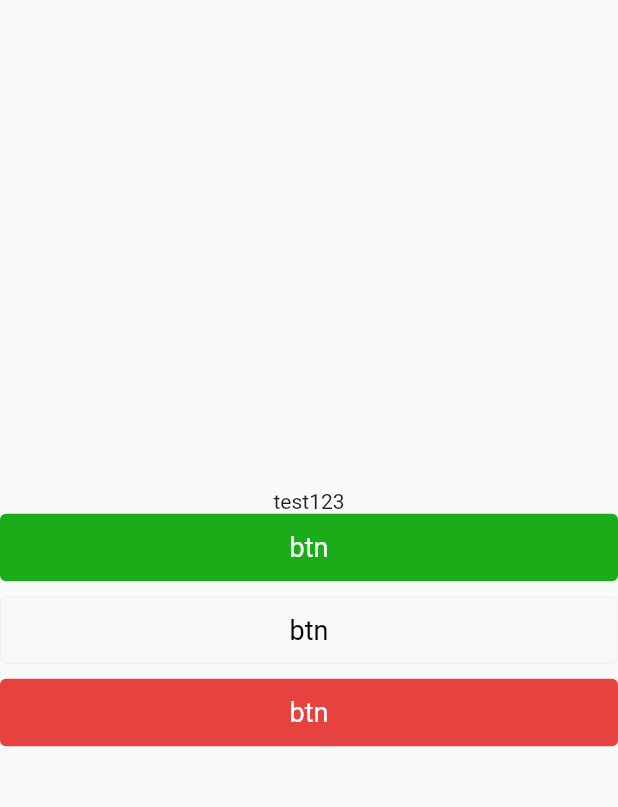
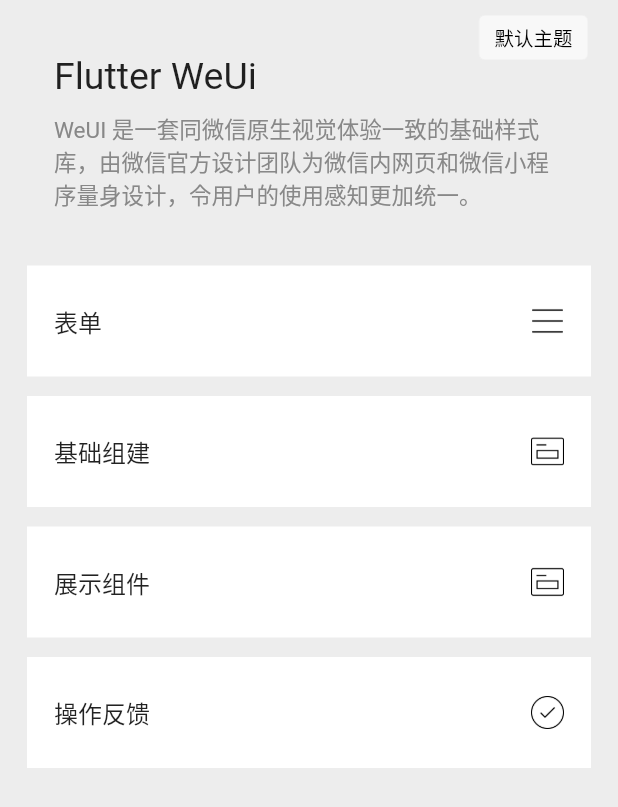
Before and after one commit to hello-coder-xu/yin_ui, a Flutter app: the screen it shows after launch, on a phone screen of 412 x 824 dp. Shown: the top 807 px of the screen. Run offline on Flutter 3.47's test engine with Material 2 defaults, Android fonts, the phone set to English and light mode, and no system bars.

Commit message:
update home page

```diff
--- a/lib/main.dart
+++ b/lib/main.dart
@@ -29,6 +29,7 @@ class _AppState extends State<App> {
               primaryColorDisabled: Color(0xff5cadff),
               warnColor: Color(0xfffb4343),
               warnColorDisabled: Color(0xfffaa7a3),
+              defaultBorderColor: Colors.white,
             ),
       weConfig: WeConfig(toastSuccessDuration: 5000),
       child: MaterialApp(
--- a/lib/views/index.dart
+++ b/lib/views/index.dart
@@ -1,7 +1,8 @@
 import 'package:flutter/material.dart';
 import 'package:ui/button/index.dart';
+import 'package:ui/collapse/index.dart';
+import 'package:ui/theme/index.dart';
 import 'package:ui/toast/index.dart';
-import 'package:ui/dialog/index.dart';
 
 ///主页
 class Index extends StatefulWidget {
@@ -14,61 +15,189 @@ class Index extends StatefulWidget {
 }
 
 class _IndexState extends State<Index> {
+  //标题padding
+  final double titlePadding = 36.0;
+
+  // 列表左右padding
+  final double listPadding = 18.0;
+
+  WeTheme theme;
+
+  //列表
+  final list = [
+    {
+      'title': '表单',
+      'icon': 'assets/images/index-icon/icon_nav_form.png',
+      'childer': [
+        {'title': 'Button', 'url': '/button'},
+        {'title': 'Checklist', 'url': '/checklist'},
+        {'title': 'Checkbox', 'url': '/checkbox'},
+        {'title': 'Radiolist', 'url': '/radiolist'},
+        {'title': 'Radio', 'url': '/radio'},
+        {'title': 'Input', 'url': '/input'},
+        {'title': 'Slider', 'url': '/slider'},
+        {'title': 'Uploader', 'url': null},
+        {'title': 'Switch', 'url': '/switch'},
+        {'title': 'PickerView', 'url': '/picker_view'}
+      ]
+    },
+    {
+      'title': '基础组建',
+      'icon': 'assets/images/index-icon/icon_nav_layout.png',
+      'childer': [
+        {'title': 'Badge', 'url': '/badge'},
+        {'title': 'Cell', 'url': '/cell'},
+        {'title': 'Grid', 'url': '/grid'},
+        {'title': 'Icons', 'url': '/icon'},
+        {'title': 'Loadmore', 'url': '/loadmore'},
+        {'title': 'Spin', 'url': '/spin'}
+      ]
+    },
+    {
+      'title': '展示组件',
+      'icon': 'assets/images/index-icon/icon_nav_layout.png',
+      'childer': [
+        {'title': 'Swipe', 'url': '/swipe'},
+        {'title': 'Progress', 'url': '/progress'},
+        {'title': 'Collapse', 'url': '/collapse'},
+        {'title': 'imagePreview', 'url': '/imagePreview'},
+        {'title': 'noticeBar', 'url': '/noticeBar'}
+      ]
+    },
+    {
+      'title': '操作反馈',
+      'icon': 'assets/images/index-icon/icon_nav_feedback.png',
+      'childer': [
+        {'title': 'Drawer', 'url': '/drawer'},
+        {'title': 'Actionsheet', 'url': '/actionsheet'},
+        {'title': 'Dialog', 'url': '/dialog'},
+        {'title': 'Toast', 'url': '/toast'},
+        {'title': 'notify', 'url': '/notify'},
+        {'title': 'tip', 'url': '/tip'}
+      ]
+    },
+  ];
+
+  bool isDefault = true;
+
+  @override
+  void didChangeDependencies() {
+    theme = WeUI.getTheme(context);
+    super.didChangeDependencies();
+  }
+
+  //主题切换
+  void toggleTheme() {
+    widget.toggleTheme();
+    setState(() {
+      isDefault = !isDefault;
+      WeToast.info(context)('当前为' + (isDefault ? '默认' : '自定义') + '主题');
+    });
+  }
+
+  //标题
+  Widget buildTitle(bool checked, int index, Widget child) {
+    return Opacity(
+      opacity: checked ? 0.5 : 1.0,
+      child: Padding(
+        padding: EdgeInsets.only(top: 25, bottom: 25, left: listPadding, right: listPadding),
+        child: Row(
+          children: <Widget>[
+            Expanded(child: child),
+            Image.asset(list[index]['icon'], height: 22.0),
+          ],
+        ),
+      ),
+    );
+  }
+
+  //item-子视图
+  List<Widget> renderSubItem(subList) {
+    final List<Widget> widgetList = [];
+
+    subList.forEach((it) {
+      final List<Widget> content = [];
+
+      //分界线
+      if (subList.indexOf(it) > 0) {
+        content.add(Divider(height: 1, color: theme.defaultBorderColor));
+      }
+
+      content.add(ListTile(
+        title: Text(it['title']),
+        trailing: Icon(Icons.keyboard_arrow_right),
+      ));
+
+      widgetList.add(Container(
+        child: Column(children: content),
+      ));
+    });
+    return widgetList;
+  }
+
+  //内容
+  Widget buildContent(bool checked, int index, Widget child) {
+    return child;
+  }
+
   @override
   Widget build(BuildContext context) {
+    final List<WeCollapseItem> children = [];
+
+    final theme = WeUI.getTheme(context);
+
+    list.forEach((it) {
+      children.add(WeCollapseItem(
+        title: Text(
+          it['title'],
+          style: TextStyle(fontSize: 16),
+        ),
+        child: Column(
+          children: renderSubItem(it['childer']),
+        ),
+      ));
+    });
+
     return Scaffold(
-      body: Column(
-        mainAxisAlignment: MainAxisAlignment.center,
-        children: <Widget>[
-          Text('test123'),
-          WeButton(
-            'btn',
-            theme: WeButtonType.primary,
-            onClick: () {
-              WeDialog.alert(context)(
-                '弹窗内容',
-                onConfirm: () {
-                  WeToast.info(context)('点击了确认');
-                },
-                theme: WeDialogTheme.ANDROID,
-                barrierDismissible: false,
-              );
-            },
-          ),
-          SizedBox(height: 10),
-          WeButton(
-            'btn',
-            theme: WeButtonType.acquiescent,
-            onClick: () {
-              WeDialog.confirm(context)(
-                '弹窗内容',
-                onConfirm: () {
-                  WeToast.info(context)('点击了确认');
-                },
-                theme: WeDialogTheme.IOS,
-              );
-            },
-          ),
-          SizedBox(height: 10),
-          WeButton(
-            'btn',
-            theme: WeButtonType.warn,
-            onClick: () {
-              WeDialog.service(context)(
-                Text(
-                  '弹窗内容弹窗内容弹窗内容弹窗内容弹窗内容弹窗内容弹窗内容弹窗内容弹窗内容弹窗内容弹窗内容弹窗内容弹窗内容弹窗内容弹窗内容弹窗内容弹窗内容弹窗内容弹窗内容弹窗内容弹窗内容弹窗内容弹窗内容弹窗内容弹窗内容弹窗内容弹窗内容弹窗内容弹窗内容弹窗内容',
-                  style: TextStyle(
-                    fontSize: 14,
-                    color: Colors.red,
-                  ),
-                ),
-                otherButton: '後可關閉',
-                onConfirm: () {
-                  WeToast.info(context)('点击了确认');
-                },
-                duration: 5,
-              );
-            },
+      backgroundColor: theme.defaultBorderColor,
+      body: ListView(
+        children: [
+          // head
+          Stack(children: [
+            Container(
+              padding: EdgeInsets.all(36.0),
+              child: Column(
+                children: [
+                  Row(children: [Text('Flutter WeUi', style: TextStyle(fontSize: 25.0))]),
+                  Container(
+                    padding: EdgeInsets.only(top: 10.0),
+                    child: Text(
+                      'WeUI 是一套同微信原生视觉体验一致的基础样式库，由微信官方设计团队为微信内网页和微信小程序量身设计，令用户的使用感知更加统一。',
+                      style: TextStyle(fontSize: 15.0, color: Color(0xff888888)),
+                    ),
+                  )
+                ],
+              ),
+            ),
+            Positioned(
+              top: 10,
+              right: 20,
+              child: WeButton(
+                isDefault ? '默认主题' : '自定义主题',
+                size: WeButtonSize.mini,
+                onClick: toggleTheme,
+              ),
+            )
+          ]),
+          Container(
+            padding: EdgeInsets.only(left: 18.0, right: 18.0, bottom: 10.0),
+            child: WeCollapse(
+              card: true,
+              accordion: true,
+              buildTitle: buildTitle,
+              buildContent: buildContent,
+              children: children,
+            ),
           ),
         ],
       ),
--- /dev/null
+++ b/ui/lib/collapse/index.dart
@@ -0,0 +1,238 @@
+import 'package:flutter/material.dart';
+import 'package:ui/icon/index.dart';
+import 'package:ui/theme/index.dart';
+
+///收起|展开
+class WeCollapse extends StatefulWidget {
+  //数据
+  final List<WeCollapseItem> children;
+
+  //默认展示
+  final List<String> defaultActive;
+
+  //动画过渡时间
+  final int duration;
+
+  //卡片展示
+  final bool card;
+
+  //卡片间距
+  final double clearance;
+
+  //渲染标题
+  final Widget Function(bool open, int index, Widget child) buildTitle;
+
+  //渲染内容
+  final Widget Function(bool open, int index, Widget child) buildContent;
+
+  //变化回调
+  final Function(List<String>) onChange;
+
+  //手风琴模式
+  final bool accordion;
+
+  WeCollapse({
+    @required this.children,
+    this.defaultActive,
+    this.duration = 150,
+    this.card=false,
+    this.clearance = 13,
+    this.buildTitle,
+    this.buildContent,
+    this.onChange,
+    this.accordion = false,
+  });
+
+  @override
+  WeCollapseState createState() => new WeCollapseState();
+}
+
+class WeCollapseState extends State<WeCollapse> {
+  double borderPadding = 19.0;
+  final double titleOrSoPadding = 19.0;
+  final double titleUpAndDownPadding = 13.0;
+  Widget border;
+  List<String> activeIndex = [];
+
+  @override
+  void initState() {
+    super.initState();
+
+    if (widget.card) {
+      borderPadding = 0.0;
+    }
+
+    if (widget.defaultActive != null) {
+      activeIndex = widget.defaultActive;
+    }
+  }
+
+  @override
+  void didChangeDependencies() {
+    super.didChangeDependencies();
+    border = Divider(height: 1, color: WeUI.getTheme(context).defaultBorderColor);
+  }
+
+  //标题
+  buildTitle(String key, int index, WeCollapseItem item) {
+    final bool checked = activeIndex.indexOf(key) >= 0;
+    Widget titleWidget;
+
+    if (widget.buildTitle is Function) {
+      titleWidget = widget.buildTitle(checked, index, item.title);
+    } else {
+      titleWidget = Padding(
+        padding: EdgeInsets.only(
+          top: titleUpAndDownPadding,
+          bottom: titleUpAndDownPadding,
+          left: titleOrSoPadding,
+          right: titleOrSoPadding,
+        ),
+        child: Row(
+          children: <Widget>[
+            Expanded(
+              child: DefaultTextStyle(
+                style: TextStyle(fontSize: 16, color: Color(0xff333333)),
+                child: item.title,
+              ),
+            ),
+            Transform.rotate(
+              angle: checked ? (-180 ~/ 30) * 30.0 * 0.0174533 : 0.0,
+              child: Icon(WeIcons.down, size: 26.0, color: Color(0xff969799)),
+            ),
+          ],
+        ),
+      );
+    }
+
+    return InkWell(
+      onTap: () => onClick(key),
+      child: titleWidget,
+    );
+  }
+
+  //内容
+  buildContent(bool open, int index, Widget content) {
+    Widget childWidget;
+
+    if (widget.buildContent is Function) {
+      childWidget = widget.buildContent(open, index, content);
+    } else {
+      childWidget = Column(
+        crossAxisAlignment: CrossAxisAlignment.start,
+        children: <Widget>[
+          Padding(
+            padding: EdgeInsets.only(left: borderPadding),
+            child: border,
+          ),
+          Padding(
+            padding: EdgeInsets.only(
+              top: titleOrSoPadding,
+              right: titleOrSoPadding,
+              bottom: titleOrSoPadding,
+              left: titleOrSoPadding,
+            ),
+            child: content,
+          )
+        ],
+      );
+    }
+
+    return Align(
+      alignment: Alignment.centerLeft,
+      child: DefaultTextStyle(
+        style: TextStyle(fontSize: 14, color: Colors.black),
+        child: childWidget,
+      ),
+    );
+  }
+
+  //item 视图
+  buildItem(String key, int index, WeCollapseItem item) {
+    final List<Widget> children = [buildTitle(key, index, item)];
+    final bool open = activeIndex.indexOf(key) >= 0;
+    children.add(AnimatedCrossFade(
+      firstChild: Container(),
+      secondChild: buildContent(open, index, item.child),
+      firstCurve: const Interval(0.0, 0.6, curve: Curves.fastOutSlowIn),
+      secondCurve: const Interval(0.4, 1.0, curve: Curves.fastOutSlowIn),
+      sizeCurve: Curves.fastOutSlowIn,
+      crossFadeState: open ? CrossFadeState.showSecond : CrossFadeState.showFirst,
+      duration: Duration(milliseconds: widget.duration),
+    ));
+
+    return Column(children: children);
+  }
+
+  renderChildren(List<WeCollapseItem> list) {
+    final List<Widget> children = [];
+
+    list.forEach((it) {
+      int index = list.indexOf(it);
+      final key = it.key ?? index.toString();
+      final Widget child = Material(color: Colors.white, child: buildItem(key, index, it));
+
+      //判断是否卡片样式
+      if (widget.card) {
+        children.add(Padding(
+          padding: EdgeInsets.only(top: index == 0 ? 0.0 : widget.clearance),
+          child: child,
+        ));
+      } else {
+        children.add(border);
+        children.add(child);
+      }
+    });
+
+    //默认边框
+    if (!widget.card) children.add(border);
+
+    return children;
+  }
+
+  @override
+  Widget build(BuildContext context) {
+    return SizedBox(
+      child: Column(
+        children: renderChildren(widget.children),
+      ),
+    );
+  }
+
+  //点击事件
+  void onClick(String key) {
+    List<String> activeList = activeIndex;
+    if (activeList.indexOf(key) >= 0) {
+      activeList.remove(key);
+    } else {
+      if (widget.accordion) {
+        activeList = [key];
+      } else {
+        activeList.add(key);
+      }
+    }
+
+    setState(() {
+      activeIndex = activeList;
+    });
+
+    if (widget.onChange is Function) widget.onChange(activeList);
+  }
+}
+
+class WeCollapseItem {
+  //key
+  final String key;
+
+  //标题
+  final Widget title;
+
+  //内容
+  final Widget child;
+
+  WeCollapseItem({
+    this.key,
+    @required this.title,
+    @required this.child,
+  });
+}
```
Also changed, not shown: pubspec.yaml (+11 -0 lines), assets/font-icon/iconfont.ttf (added), assets/images/index-icon/icon_nav_feedback.png (added), assets/images/index-icon/icon_nav_form.png (added), assets/images/index-icon/icon_nav_layout.png (added), assets/images/loading.png (added), assets/images/right-icon.png (added).
